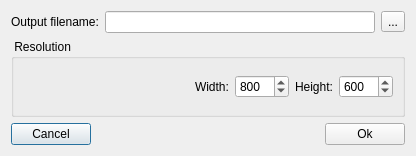
Above: OpenFlipper/widgets/snapshotDialog/SnapshotDialog.ui from ShenRen/OpenFlipper before the change. Below: the same form after it.
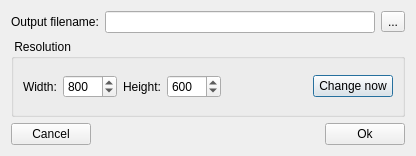
That is the form after the change.

Commit message: added option to specify dimension for snapshots

The edit to the form file:
```diff
--- a/OpenFlipper/widgets/snapshotDialog/SnapshotDialog.ui
+++ b/OpenFlipper/widgets/snapshotDialog/SnapshotDialog.ui
@@ -48,19 +48,6 @@
       <string> Resolution </string>
      </property>
      <layout class="QHBoxLayout" name="horizontalLayout_4">
-      <item>
-       <spacer name="horizontalSpacer_3">
-        <property name="orientation">
-         <enum>Qt::Horizontal</enum>
-        </property>
-        <property name="sizeHint" stdset="0">
-         <size>
-          <width>40</width>
-          <height>20</height>
-         </size>
-        </property>
-       </spacer>
-      </item>
       <item>
        <widget class="QLabel" name="label_3">
         <property name="text">
@@ -101,6 +88,26 @@
         </property>
        </widget>
       </item>
+      <item>
+       <spacer name="horizontalSpacer_2">
+        <property name="orientation">
+         <enum>Qt::Horizontal</enum>
+        </property>
+        <property name="sizeHint" stdset="0">
+         <size>
+          <width>40</width>
+          <height>20</height>
+         </size>
+        </property>
+       </spacer>
+      </item>
+      <item>
+       <widget class="QPushButton" name="resButton">
+        <property name="text">
+         <string>Change now</string>
+        </property>
+       </widget>
+      </item>
      </layout>
     </widget>
    </item>
```
Left out of the diff: 6 changed lines with no effect on the pictures. The commit also changes 7 other files.
